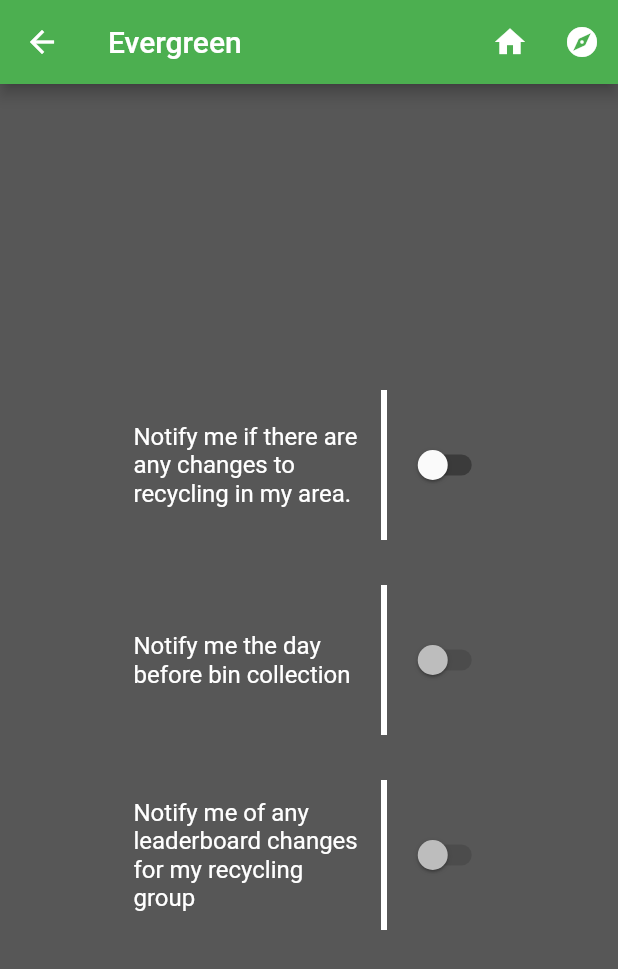
After one commit to 00chrisandrews/login, a Flutter app: the NotificationsPage screen opened by its route, on a phone screen of 412 x 824 dp. The commit adds this screen. Shown: the top 969 px of the screen. Run offline on Flutter 3.47's test engine with Material 2 defaults, Android fonts, the phone set to English and light mode, and no system bars.

Commit message:
Added Notifications Page

```diff
--- a/lib/UI/explore_page.dart
+++ b/lib/UI/explore_page.dart
@@ -2,6 +2,7 @@ import 'package:flutter/material.dart';
 import 'package:login/UI/home_page.dart';
 import 'package:login/UI/recycle_item_list.dart';
 import 'package:login/UI/recycling_labels_page.dart';
+import 'package:login/UI/notifications_page.dart';
 
 class ExplorePage extends StatelessWidget {
   static String tag = 'ExplorePage';
@@ -65,6 +66,11 @@ class ExplorePage extends StatelessWidget {
                   "Definition of every recycling label printed on goods sold in the United Kingdom"),
             ),
             ListTile(
+              onTap: () {
+                Navigator
+                    .of(context)
+                    .pushReplacementNamed(NotificationsPage.tag);
+              },
               contentPadding: EdgeInsets.only(left: 20.0),
               title: Text(
                 'Notifications',
--- a/lib/UI/login_page.dart
+++ b/lib/UI/login_page.dart
@@ -58,18 +58,10 @@ class _LoginPageState extends State<LoginPage> {
           onPressed: () {
             Navigator.of(context).pushReplacementNamed(HomePage.tag);
           },
-          color: Color(0xFF88e888),
-          child: Text('Log In', style: TextStyle(color: Colors.white)),
+          color: Color(0xFF88E888),
+          child: Text('Login', style: TextStyle(color: Colors.grey[900])),
         ),
       ),
-    );
-
-    final forgotLabel = FlatButton(
-      child: Text(
-        'Forgot password?',
-        style: TextStyle(color: Colors.white),
-      ),
-      onPressed: () {},
     );
 
     return Scaffold(
@@ -101,10 +93,6 @@ class _LoginPageState extends State<LoginPage> {
                 padding: new EdgeInsets.fromLTRB(0.0, 0.0, 0.0, 0.0),
                 child: loginButton,
               ),
-              new Padding(
-                padding: new EdgeInsets.fromLTRB(0.0, 0.0, 0.0, 0.0),
-                child: forgotLabel,
-              ),
             ],
           ),
         ),
--- /dev/null
+++ b/lib/UI/notifications_page.dart
@@ -0,0 +1,236 @@
+import 'package:flutter/material.dart';
+import 'home_page.dart';
+import 'explore_page.dart';
+
+class NotificationsPage extends StatefulWidget {
+  static String tag = 'NotificationsPage';
+
+  @override
+  NotificationsPageState createState() => NotificationsPageState();
+}
+
+class NotificationsPageState extends State<NotificationsPage> {
+  @override
+  Widget build(BuildContext context) {
+    final mainAppBar = new AppBar(
+      backgroundColor: Colors.green,
+      title: const Text("Evergreen", style: TextStyle(color: Colors.white)),
+      actions: <Widget>[
+        IconButton(
+          icon: Icon(Icons.home),
+          onPressed: () {
+            Navigator.of(context).pushReplacementNamed(HomePage.tag);
+          },
+        ),
+        IconButton(
+          icon: Icon(Icons.explore),
+          onPressed: () {
+            Navigator.of(context).pushReplacementNamed(ExplorePage.tag);
+          },
+        )
+      ],
+    );
+
+    final recyclingChanges = new Text(
+      "Notify me if there are any changes to recycling in my area.",
+      style: new TextStyle(color: Colors.white, fontSize: 16.0),
+    );
+
+    bool _value = false;
+
+    void _onChanged(bool value) {
+      setState(() {
+        _value = value;
+      });
+    }
+
+    final recyclingChangesSwitch = Switch(
+      activeColor: Colors.green,
+      value: _value,
+      onChanged: (bool value) {
+        _onChanged(value);
+      },
+    );
+
+    final dayBeforeCollection = new Text(
+      "Notify me the day before bin collection",
+      style: new TextStyle(color: Colors.white, fontSize: 16.0),
+    );
+
+    final dayBeforeCollectionSwitch = Switch(
+      value: false,
+    );
+
+    final leaderChange = new Text(
+      "Notify me of any leaderboard changes for my recycling group",
+      style: new TextStyle(color: Colors.white, fontSize: 16.0),
+    );
+
+    final leaderChangeSwitch = Switch(
+      value: false,
+    );
+
+    return Scaffold(
+      appBar: mainAppBar,
+      body: Container(
+        color: Color(0xFF575757),
+        child: Column(
+          mainAxisSize: MainAxisSize.max,
+          mainAxisAlignment: MainAxisAlignment.center,
+          children: <Widget>[
+            Row(
+              mainAxisAlignment: MainAxisAlignment.center,
+              children: <Widget>[
+                new Column(
+                  children: <Widget>[
+                    new Padding(
+                      padding: EdgeInsets.fromLTRB(
+                        15.0,
+                        15.0,
+                        15.0,
+                        15.0,
+                      ),
+                      child: new Container(
+                        height: 100.0,
+                        width: 150.0,
+                        alignment: AlignmentDirectional.center,
+                        child: recyclingChanges,
+                      ),
+                    )
+                  ],
+                ),
+                new Column(
+                  children: <Widget>[
+                    new Container(
+                      height: 100.0,
+                      width: 4.0,
+                      color: Colors.white,
+                    ),
+                  ],
+                ),
+                new Column(
+                  children: <Widget>[
+                    new Padding(
+                      padding: EdgeInsets.fromLTRB(
+                        15.0,
+                        15.0,
+                        15.0,
+                        15.0,
+                      ),
+                      child: new Container(
+                        height: 100.0,
+                        width: 50.0,
+                        alignment: AlignmentDirectional.center,
+                        child: recyclingChangesSwitch,
+                      ),
+                    )
+                  ],
+                ),
+              ],
+            ),
+            new Row(
+              mainAxisAlignment: MainAxisAlignment.center,
+              children: <Widget>[
+                new Column(
+                  children: <Widget>[
+                    new Padding(
+                      padding: EdgeInsets.fromLTRB(
+                        15.0,
+                        15.0,
+                        15.0,
+                        15.0,
+                      ),
+                      child: new Container(
+                        height: 100.0,
+                        width: 150.0,
+                        alignment: AlignmentDirectional.center,
+                        child: dayBeforeCollection,
+                      ),
+                    )
+                  ],
+                ),
+                new Column(
+                  children: <Widget>[
+                    new Container(
+                      height: 100.0,
+                      width: 4.0,
+                      color: Colors.white,
+                    ),
+                  ],
+                ),
+                new Column(
+                  children: <Widget>[
+                    new Padding(
+                      padding: EdgeInsets.fromLTRB(
+                        15.0,
+                        15.0,
+                        15.0,
+                        15.0,
+                      ),
+                      child: new Container(
+                        height: 100.0,
+                        width: 50.0,
+                        alignment: AlignmentDirectional.center,
+                        child: dayBeforeCollectionSwitch,
+                      ),
+                    )
+                  ],
+                ),
+              ],
+            ),
+            new Row(
+              mainAxisAlignment: MainAxisAlignment.center,
+              children: <Widget>[
+                new Column(
+                  children: <Widget>[
+                    new Padding(
+                      padding: EdgeInsets.fromLTRB(
+                        15.0,
+                        15.0,
+                        15.0,
+                        15.0,
+                      ),
+                      child: new Container(
+                        height: 100.0,
+                        width: 150.0,
+                        alignment: AlignmentDirectional.center,
+                        child: leaderChange,
+                      ),
+                    )
+                  ],
+                ),
+                new Column(
+                  children: <Widget>[
+                    new Container(
+                      height: 100.0,
+                      width: 4.0,
+                      color: Colors.white,
+                    ),
+                  ],
+                ),
+                new Column(
+                  children: <Widget>[
+                    new Padding(
+                      padding: EdgeInsets.fromLTRB(
+                        15.0,
+                        15.0,
+                        15.0,
+                        15.0,
+                      ),
+                      child: new Container(
+                        height: 100.0,
+                        width: 50.0,
+                        alignment: AlignmentDirectional.center,
+                        child: leaderChangeSwitch,
+                      ),
+                    )
+                  ],
+                ),
+              ],
+            )
+          ],
+        ),
+      ),
+    );
+  }
+}
--- a/lib/UI/recycling_labels_page.dart
+++ b/lib/UI/recycling_labels_page.dart
@@ -22,7 +22,9 @@ class RecyclingLabelsPage extends StatelessWidget {
             ),
             IconButton(
               icon: Icon(Icons.explore),
-              onPressed: () {},
+              onPressed: () {
+                Navigator.of(context).pushReplacementNamed(ExplorePage.tag);
+              },
             )
           ],
         ),
--- a/lib/UI/welcome_page.dart
+++ b/lib/UI/welcome_page.dart
@@ -1,5 +1,4 @@
 import 'package:flutter/material.dart';
-import 'package:login/UI/home_page.dart';
 import 'home_page.dart';
 import 'login_page.dart';
 
@@ -50,15 +49,6 @@ class WelcomePage extends StatelessWidget {
                   ),
                 )
               ],
-            ),
-          ),
-          Padding(
-            padding: EdgeInsets.only(top: 20.0),
-          ),
-          new Container(
-            child: new Text(
-              "Already have an account?",
-              style: TextStyle(color: Colors.white),
             ),
           ),
         ],
@@ -112,15 +102,6 @@ class WelcomePage extends StatelessWidget {
               ],
             ),
           ),
-          Padding(
-            padding: EdgeInsets.only(top: 20.0),
-          ),
-          new Container(
-            child: new Text(
-              "Already have an account?",
-              style: TextStyle(color: Colors.white),
-            ),
-          ),
         ],
       ),
     ),
@@ -172,73 +153,10 @@ class WelcomePage extends StatelessWidget {
               ],
             ),
           ),
-          Padding(
-            padding: EdgeInsets.only(bottom: 10.0),
-          ),
         ],
       ),
     ),
   );
-
-  // final createAccount = new Container(
-  //   decoration: new BoxDecoration(
-  //     image: new DecorationImage(
-  //       image: new AssetImage('assets/fern.png'),
-  //       fit: BoxFit.cover,
-  //     ),
-  //   ),
-  //   child: Center(
-  //     child: Column(
-  //       children: <Widget>[
-  //         Padding(
-  //           padding: EdgeInsets.fromLTRB(0.0, 20.0, 0.0, 0.0),
-  //         ),
-  //         new Container(
-  //           padding: EdgeInsets.all(40.0),
-  //           child: new Image.asset('assets/logowithouteva.png'),
-  //         ),
-  //         Padding(
-  //           padding: EdgeInsets.fromLTRB(0.0, 0.0, 0.0, 0.0),
-  //         ),
-  //         new Container(
-  //           width: 400.0,
-  //           height: 330.0,
-  //           color: Color(0xFF575757),
-  //           padding: EdgeInsets.all(10.0),
-  //           child: Column(
-  //             mainAxisAlignment: MainAxisAlignment.center,
-  //             children: <Widget>[
-  //               new Image.asset(
-  //                 'assets/image12.png',
-  //                 scale: 3.5,
-  //               ),
-  //               new Padding(
-  //                 padding: EdgeInsetsDirectional.only(bottom: 10.0),
-  //               ),
-  //               new Padding(
-  //                 padding: EdgeInsets.fromLTRB(60.0, 0.0, 60.0, 0.0),
-  //                 child: new Text(
-  //                   "Compete with friends and family for bragging rights and become the king or queen of recycling",
-  //                   textAlign: TextAlign.center,
-  //                   style: TextStyle(color: Color(0xFF88E888)),
-  //                 ),
-  //               )
-  //             ],
-  //           ),
-  //         ),
-  //         Padding(
-  //           padding: EdgeInsets.only(top: 20.0),
-  //         ),
-  //         new Container(
-  //           child: new Text(
-  //             "Already have an account?",
-  //             style: TextStyle(color: Colors.white),
-  //           ),
-  //         ),
-  //       ],
-  //     ),
-  //   ),
-  // );
 
   @override
   Widget build(BuildContext context) {
@@ -293,7 +211,7 @@ class WelcomePage extends StatelessWidget {
       ),
     );
 
-    final loginButton = Padding(
+    final createAccountBtn = Padding(
       padding: EdgeInsets.symmetric(vertical: 16.0),
       child: Material(
         borderRadius: BorderRadius.circular(30.0),
@@ -306,15 +224,15 @@ class WelcomePage extends StatelessWidget {
             Navigator.of(context).pushReplacementNamed(HomePage.tag);
           },
           color: Color(0xFF88E888),
-          child:
-              Text('Create Account', style: TextStyle(color: Colors.grey[900])),
+          child: new Text("Create Account",
+              style: TextStyle(color: Colors.grey[900])),
         ),
       ),
     );
 
-    final forgotLabel = FlatButton(
+    final alreadyHaveAccountBtn = FlatButton(
       child: Text(
-        'Already have an account? Login',
+        'Already have an account?',
         style: TextStyle(color: Colors.white),
       ),
       onPressed: () {
@@ -357,11 +275,11 @@ class WelcomePage extends StatelessWidget {
                   ),
                   new Padding(
                     padding: new EdgeInsets.fromLTRB(0.0, 0.0, 0.0, 0.0),
-                    child: loginButton,
+                    child: createAccountBtn,
                   ),
                   new Padding(
                     padding: new EdgeInsets.fromLTRB(0.0, 0.0, 0.0, 0.0),
-                    child: forgotLabel,
+                    child: alreadyHaveAccountBtn,
                   ),
                 ],
               ),
--- a/lib/main.dart
+++ b/lib/main.dart
@@ -5,6 +5,7 @@ import 'package:login/UI/explore_page.dart';
 import 'UI/recycle_item_list.dart';
 import 'UI/recycling_labels_page.dart';
 import 'UI/welcome_page.dart';
+import 'UI/notifications_page.dart';
 
 //import 'package:login/new_page.dart';
 //import 'home_page.dart';
@@ -21,6 +22,7 @@ class MyApp extends StatelessWidget {
     RecyleItemsPage.tag: (context) => RecyleItemsPage(),
     RecyclingLabelsPage.tag: (context) => RecyclingLabelsPage(),
     WelcomePage.tag: (context) => WelcomePage(),
+    NotificationsPage.tag: (context) => NotificationsPage(),
   };
 
   @override
```
Also changed, not shown: lib/UI/add_item_page.dart (added).
